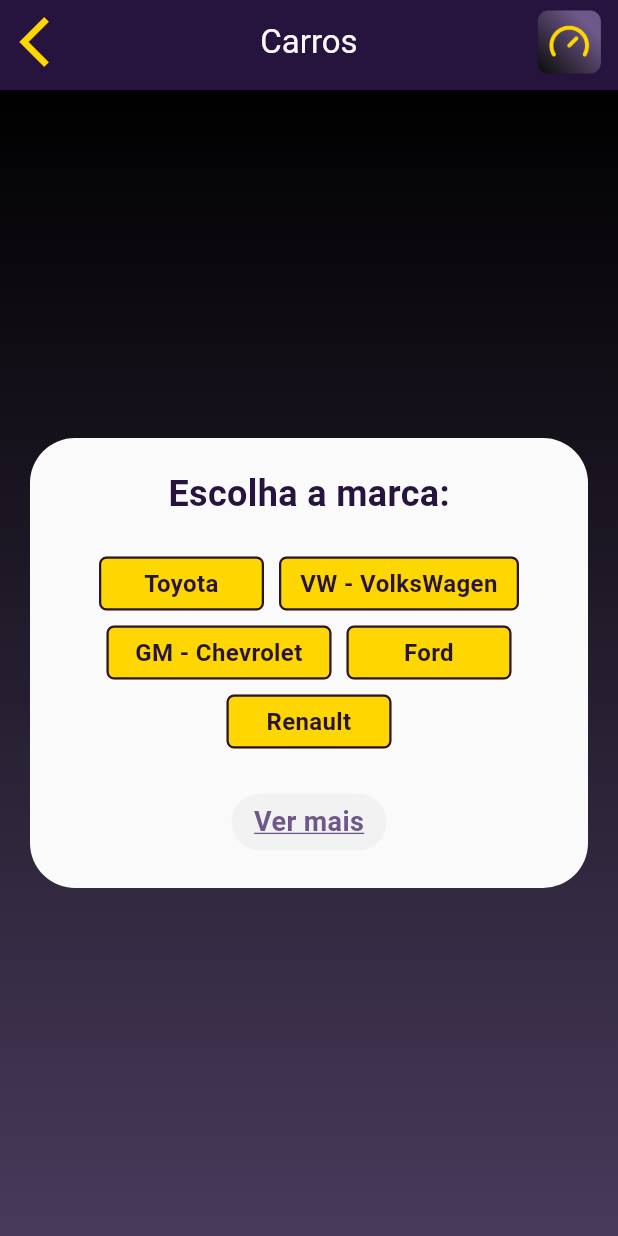
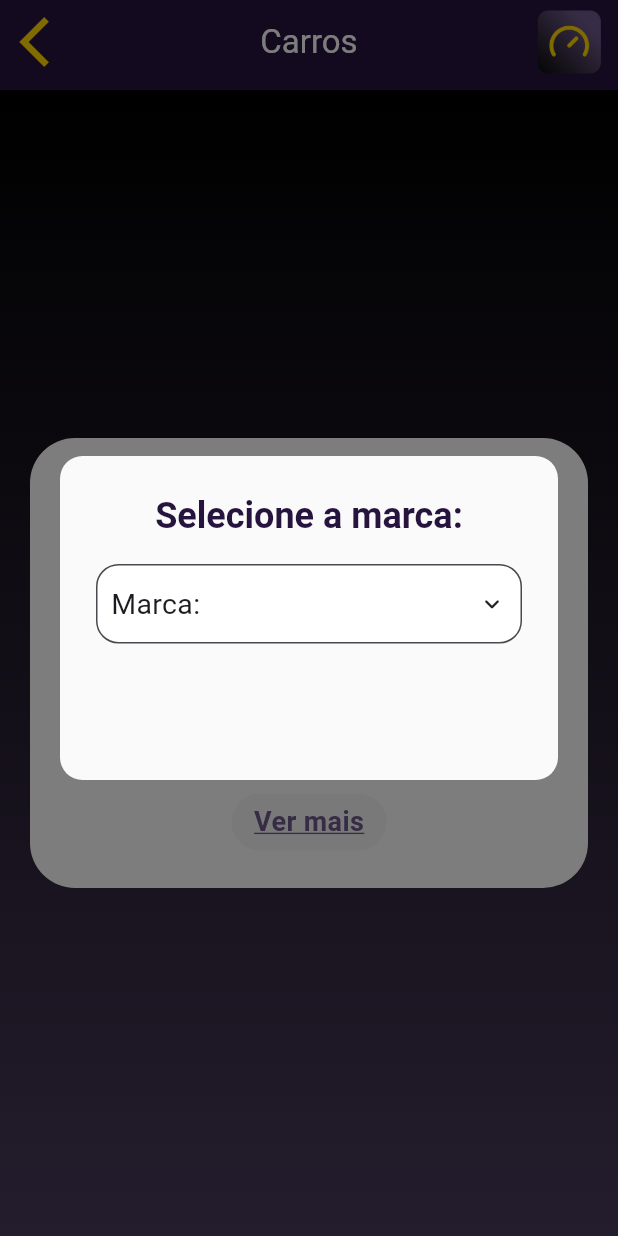
Before and after one commit to offkevyn/fipe_consulta, a Flutter app: the LookupView screen opened by its route, after a tap on "Ver mais", on a phone screen of 412 x 824 dp. Run offline on Flutter 3.47's test engine with Material 3 defaults, Android fonts, the phone set to English and light mode, and no system bars; drawn by our look-alikes of animated_custom_dropdown; our stand-ins replace flutter_modular, lottie, package_info_plus, phosphor_flutter.

Commit message:
add: 'show_more_dialog'

```diff
--- a/lib/app/modules/lookup/widget/steps/step_one/lookup_step_one.dart
+++ b/lib/app/modules/lookup/widget/steps/step_one/lookup_step_one.dart
@@ -1,4 +1,3 @@
-import 'package:fipe_consulta/app/modules/lookup/widget/steps/step_one/util/most_popular_car_brands.dart';
 import 'package:flutter/material.dart';
 import 'package:flutter_modular/flutter_modular.dart';
 
@@ -7,6 +6,8 @@
 import '../../../../../shared/widget/ink_well_custom/ink_well_custom.dart';
 import '../../../enum/lookup_type_enum.dart';
 import '../../../util/type_chosen_lookup.dart';
+import 'util/most_popular_car_brands.dart';
+import 'util/show_more_dialog/show_more_dialog.dart';
 
 class LookupStepOne extends StatefulWidget {
   const LookupStepOne({super.key});
@@ -56,9 +57,10 @@
           const Text(
             'Escolha a marca:',
             style: TextStyle(
-                fontSize: 24,
-                color: ColorsApp.primary,
-                fontWeight: FontWeight.w700),
+              fontSize: 24,
+              color: ColorsApp.primary,
+              fontWeight: FontWeight.w700,
+            ),
           ),
           const SizedBox(height: 25),
           Wrap(
@@ -73,7 +75,12 @@
             colorInkWell: ColorsApp.primary.withOpacity(0.09),
             colorMaterial: Colors.black.withOpacity(0.03),
             onTap: () {
-              print('Clicou em ver mais');
+              ShowMoreDialog.show(
+                context: context,
+                onChanged: (value) {
+                  print('Valor selecionado: $value');
+                },
+              );
             },
             child: Container(
               padding: const EdgeInsets.symmetric(
--- /dev/null
+++ b/lib/app/modules/lookup/widget/steps/step_one/util/show_more_dialog/show_more_dialog.dart
@@ -0,0 +1,116 @@
+import 'package:flutter/material.dart';
+
+import '../../../../../../../shared/util/colors_app.dart';
+import '../../../../../../../shared/widget/dropdown_search_custom/dropdown_search_custom.dart';
+
+abstract class ShowMoreDialog {
+  static Future<dynamic> show({
+    required BuildContext context,
+    required Function(dynamic) onChanged,
+  }) {
+    return showGeneralDialog(
+      barrierColor: Colors.black.withOpacity(0.5),
+      transitionBuilder: (context, a1, a2, widget) {
+        return Transform.scale(
+          scale: a1.value,
+          child: Opacity(
+            opacity: a1.value,
+            child: DialogShowMoreContent(
+              onChanged: onChanged,
+            ),
+          ),
+        );
+      },
+      transitionDuration: const Duration(milliseconds: 300),
+      barrierDismissible: true,
+      barrierLabel: '',
+      context: context,
+      pageBuilder: (context, animation1, animation2) {
+        return Container();
+      },
+    );
+  }
+}
+
+class DialogShowMoreContent extends StatefulWidget {
+  final Function(dynamic) onChanged;
+
+  const DialogShowMoreContent({
+    required this.onChanged,
+    super.key,
+  });
+
+  @override
+  State<DialogShowMoreContent> createState() => _DialogShowMoreContentState();
+}
+
+class _DialogShowMoreContentState extends State<DialogShowMoreContent> {
+  late final Key _keyDropdownBrands;
+
+  @override
+  void initState() {
+    super.initState();
+
+    _keyDropdownBrands = UniqueKey();
+  }
+
+  @override
+  Widget build(BuildContext context) {
+    return AlertDialog(
+      surfaceTintColor: Colors.transparent,
+      backgroundColor: ColorsApp.white,
+      shape: RoundedRectangleBorder(
+        borderRadius: BorderRadius.circular(15.0),
+      ),
+      title: const Text(
+        'Selecione a marca:',
+        textAlign: TextAlign.center,
+        style: TextStyle(
+          color: ColorsApp.primary,
+          fontSize: 24.0,
+          fontWeight: FontWeight.w700,
+        ),
+      ),
+      content: SizedBox(
+        height: 120,
+        width: 310,
+        child: Center(
+          child: DropdownSearchCustom<String>(
+            key: _keyDropdownBrands,
+            searchHintText: 'Pesquisar...',
+            hintText: 'Marca:',
+            items: const [
+              'Audi',
+              'BMW',
+              'Chevrolet',
+              'Citroën',
+              'Fiat',
+              'Ford',
+              'Honda',
+              'Hyundai',
+              'Jeep',
+              'Kia',
+              'Mercedes-Benz',
+              'Nissan',
+              'Peugeot',
+              'Renault',
+              'Toyota',
+              'Volkswagen',
+            ],
+            // initialItem: initialItem,
+            onChanged: (value) {
+              widget.onChanged(value);
+              Navigator.pop(context);
+            },
+            validator: (value) {
+              if (value == null) {
+                return 'Campo obrigatório';
+              }
+              return null;
+            },
+          ),
+        ),
+      ),
+    );
+  }
+}
```
